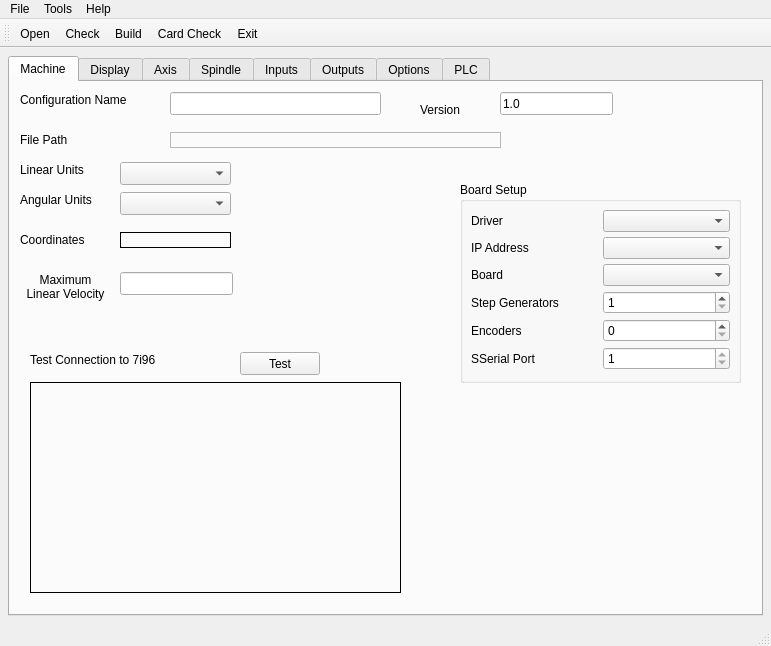
The window that 7i96.ui (snelweg/7i96) describes before a commit, drawn with Qt 5.
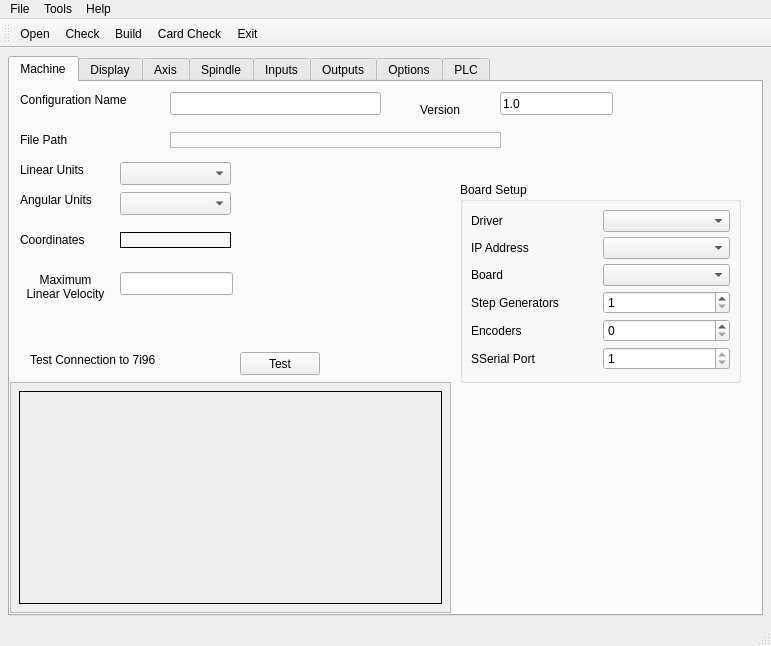
The same window after the commit.

Commit message: add scroll to label

Diff of the .ui file:
```diff
--- a/7i96.ui
+++ b/7i96.ui
@@ -322,15 +322,30 @@
          <string>Test Connection to 7i96</string>
         </property>
        </widget>
-       <widget class="QLabel" name="testConnectionLB">
+       <widget class="QScrollArea" name="scrollArea">
         <property name="geometry">
          <rect>
-          <x>20</x>
+          <x>0</x>
           <y>300</y>
-          <width>371</width>
-          <height>211</height>
+          <width>441</width>
+          <height>231</height>
          </rect>
         </property>
+        <property name="widgetResizable">
+         <bool>true</bool>
+        </property>
+        <widget class="QWidget" name="scrollAreaWidgetContents">
+         <property name="geometry">
+          <rect>
+           <x>0</x>
+           <y>0</y>
+           <width>439</width>
+           <height>229</height>
+          </rect>
+         </property>
+         <layout class="QHBoxLayout" name="horizontalLayout">
+          <item>
+           <widget class="QLabel" name="testConnectionLB">
         <property name="frameShape">
          <enum>QFrame::Box</enum>
         </property>
@@ -340,6 +355,10 @@
         <property name="alignment">
          <set>Qt::AlignLeading|Qt::AlignLeft|Qt::AlignTop</set>
         </property>
+           </widget>
+          </item>
+         </layout>
+        </widget>
        </widget>
       </widget>
       <widget class="QWidget" name="tab_8">
```
Lines whose indentation alone changed are shown as unchanged.
